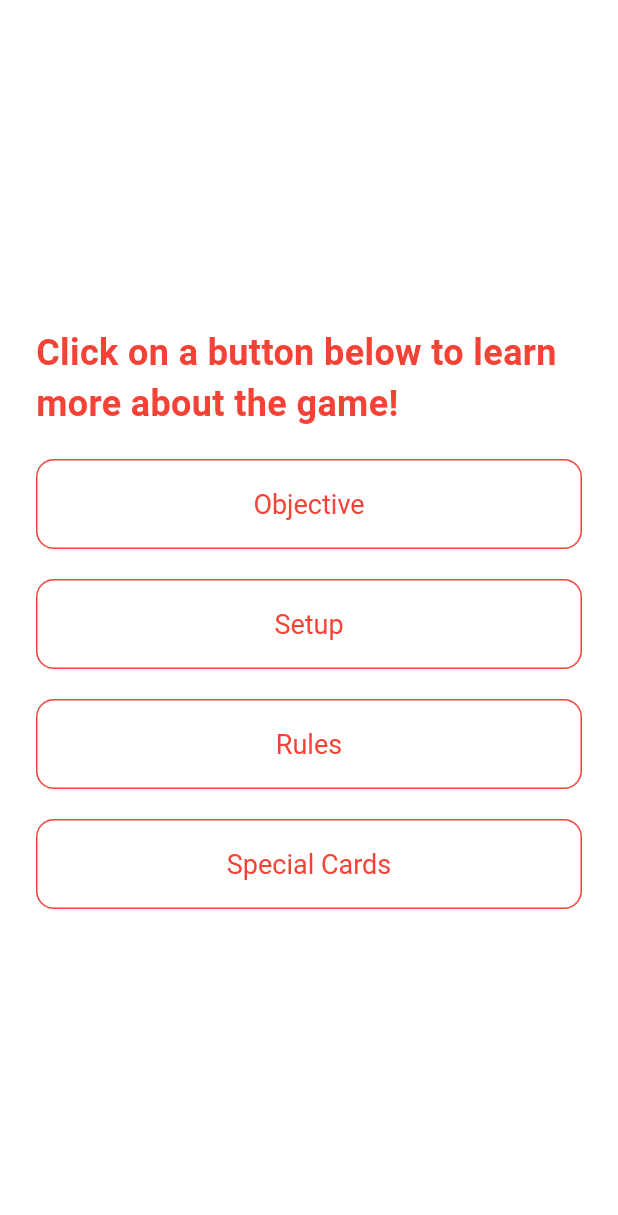
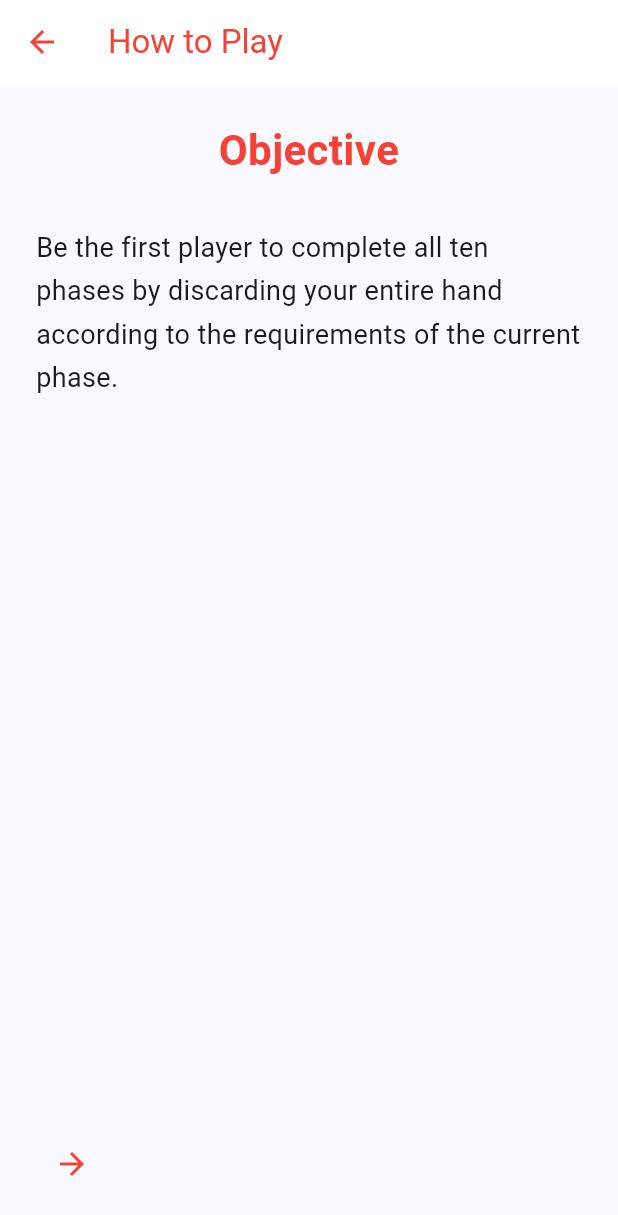
Before and after one commit to abbymulry/finalproject, a Flutter app: the HelpPage screen opened directly, on a phone screen of 412 x 824 dp. Shown: the top 1215 px of the screen. Run offline on Flutter 3.47's test engine with Material 3 defaults, Android fonts, the phone set to English and light mode, and no system bars; our stand-ins replace cloud_firestore, firebase_auth, firebase_core, image_picker; accounts and stored records are empty; generated files the repository leaves out were written again.

Commit message:
clean up help page, allow swiping between pages or using arrows to navigate

```diff
--- a/lib/screens/help_screen.dart
+++ b/lib/screens/help_screen.dart
@@ -1,142 +1,103 @@
 import 'package:flutter/material.dart';
 
-
-class HelpPage extends StatelessWidget {
+class HelpPage extends StatefulWidget {
   const HelpPage({super.key});
 
-  void _showHelpDialog(BuildContext context, String title, String content) {
-    showDialog<String>(
-      context: context,
-      builder:
-          (BuildContext context) => AlertDialog(
-            title: Text(title),
-            content: Text(content),
-            actions: <Widget>[
-              TextButton(
-                onPressed: () => Navigator.pop(context, 'OK'),
-                child: const Text('OK'),
-              ),
-            ],
-          ),
-    );
-  }
+  @override
+  State<HelpPage> createState() => _HelpPageState();
+}
+
+class _HelpPageState extends State<HelpPage> {
+  final PageController _controller = PageController();
+
+  final List<Map<String, String>> helpContent = [
+    {
+      'title': 'Objective',
+      'text': 'Be the first player to complete all ten phases by discarding your entire hand according to the requirements of the current phase.',
+    },
+    {
+      'title': 'Setup',
+      'text': 'Shuffle the deck and deal 10 cards to each player. Place the rest as a draw pile. Flip one card over to start the discard pile.',
+    },
+    {
+      'title': 'Rules',
+      'text': 'On your turn, draw a card and try to complete the current phase. Then discard a card. Complete all 10 phases to win!',
+    },
+    {
+      'title': 'Special Cards',
+      'text': 'Wild: Acts as any number or color.\nSkip: Skips the next player’s turn. They draw 2 cards and continue.',
+      'image': 'assets/skip_card.png',
+    },
+  ];
 
   @override
   Widget build(BuildContext context) {
     return Scaffold(
-      backgroundColor: Colors.white,
-      body: Center(
-        child:Container(
-          child: Padding(
+      appBar: AppBar(
+        title: const Text('How to Play'),
+        backgroundColor: Colors.white,
+        foregroundColor: Colors.red,
+        elevation: 0,
+      ),
+      body: PageView.builder(
+        controller: _controller,
+        itemCount: helpContent.length,
+        itemBuilder: (context, index) {
+          final item = helpContent[index];
+          return Padding(
             padding: const EdgeInsets.all(24.0),
             child: Column(
-              mainAxisAlignment: MainAxisAlignment.center,
+              crossAxisAlignment: CrossAxisAlignment.stretch,
               children: [
                 Text(
-                  'Click on a button below to learn more about the game!',
-                  style: TextStyle(
-                    fontSize: 24,
+                  item['title']!,
+                  style: const TextStyle(
+                    fontSize: 28,
                     fontWeight: FontWeight.bold,
                     color: Colors.red,
-                  )
-
+                  ),
+                  textAlign: TextAlign.center,
                 ),
-
-                SizedBox(height: 20),
-
-                SizedBox(
-                  width: double.infinity,
-                  height: 60,
-                  child: OutlinedButton(
-                    style: OutlinedButton.styleFrom(
-                    foregroundColor: Colors.red,
-                    side: const BorderSide(color: Colors.red),
-                    textStyle: const TextStyle(fontSize: 18),
-                    shape: RoundedRectangleBorder(
-                      borderRadius: BorderRadius.circular(12),
-                    ),
+                const SizedBox(height: 30),
+                Text(
+                  item['text']!,
+                  style: const TextStyle(
+                    fontSize: 18,
+                    height: 1.6,
                   ),
-                   onPressed: () => _showHelpDialog(
-                    context,
-                    'Objective',
-                    'Be the first player to complete all ten phases by discarding your entire hand...',
-                  ),
-                    child: const Text('Objective'),
-                  ),
+                  textAlign: TextAlign.left,
                 ),
-
-                SizedBox(height: 20),
-
-                SizedBox(
-                  width: double.infinity,
-                  height: 60,
-                  child: OutlinedButton(
-                    style: OutlinedButton.styleFrom(
-                    foregroundColor: Colors.red,
-                    side: const BorderSide(color: Colors.red),
-                    textStyle: const TextStyle(fontSize: 18),
-                    shape: RoundedRectangleBorder(
-                      borderRadius: BorderRadius.circular(12),
-                    ),
-                  ),
-                   onPressed: () => _showHelpDialog(
-                    context,
-                    'Setup',
-                    'Shuffle the deck and deal 10 cards face down to each player. The remaining deck is placed face down in the center, forming the draw pile. Flip the top card of the draw pile over to reveal the discard pile.',
-                  ),
-                    child: const Text('Setup'),
-                  ),
-                ),
-
-                SizedBox(height: 20),
-
-                SizedBox(
-                  width: double.infinity,
-                  height: 60,
-                  child: OutlinedButton(
-                    style: OutlinedButton.styleFrom(
-                    foregroundColor: Colors.red,
-                    side: const BorderSide(color: Colors.red),
-                    textStyle: const TextStyle(fontSize: 18),
-                    shape: RoundedRectangleBorder(
-                      borderRadius: BorderRadius.circular(12),
-                    ),
-                  ),
-                   onPressed: () => _showHelpDialog(
-                    context,
-                    'Rules',
-                    'At the beginning of your turn you will draw a card from the draw pile. At the end of your turn you will discard a card into the discard pile. During your turn you will attempt to discard as many cards as you can while meeting the requirements of the current phase. Requirements can include a run (a sequence of cards of the same suit ascending or descending), or a set (3 or 4 of the same number). Once you discard all your cards for the current phase, you will move onto the next phase. The player to complete all 10 phases first wins!',
-                  ),
-                    child: const Text('Rules'),
-                  ),
-                ),
-
-                SizedBox(height: 20),
-
-                SizedBox(
-                  width: double.infinity,
-                  height: 60,
-                  child: OutlinedButton(
-                    style: OutlinedButton.styleFrom(
-                    foregroundColor: Colors.red,
-                    side: const BorderSide(color: Colors.red),
-                    textStyle: const TextStyle(fontSize: 18),
-                    shape: RoundedRectangleBorder(
-                      borderRadius: BorderRadius.circular(12),
-                    ),
-                  ),
-                   onPressed: () => _showHelpDialog(
-                    context,
-                    'Special Cards',
-                    'Wild Card: Can be played as any number or color to complete a run or set.\n\nSkip Card: Place this card on top of the discard pile to skip the next player\'s turn. The next player draws 2 cards and completes their turn.',
-                  ),
-                    child: const Text('Special Cards'),
-                  ),
+                const Spacer(),
+                Row(
+                  mainAxisAlignment: MainAxisAlignment.spaceBetween,
+                  children: [
+                    if (index > 0)
+                      IconButton(
+                        icon: const Icon(Icons.arrow_back, color: Colors.red),
+                        onPressed: () => _controller.previousPage(
+                          duration: const Duration(milliseconds: 300),
+                          curve: Curves.easeInOut,
+                        ),
+                      ),
+                    if (index < helpContent.length - 1)
+                      IconButton(
+                        icon: const Icon(Icons.arrow_forward, color: Colors.red),
+                        onPressed: () => _controller.nextPage(
+                          duration: const Duration(milliseconds: 300),
+                          curve: Curves.easeInOut,
+                        ),
+                      ),
+                    if (index == helpContent.length - 1)
+                      TextButton(
+                        onPressed: () => Navigator.pop(context),
+                        child: const Text('Done', style: TextStyle(color: Colors.red)),
+                      ),
+                  ],
                 ),
               ],
             ),
-          ),
-        ),
+          );
+        },
       ),
     );
   }
```
